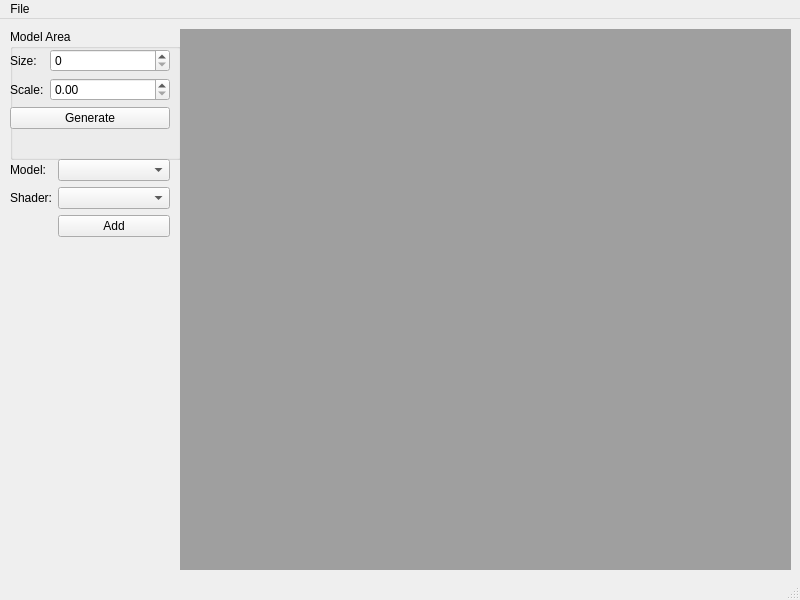
Qt form src/QT/cmaingui.ui (bkloppenborg/simtoi) before a commit.
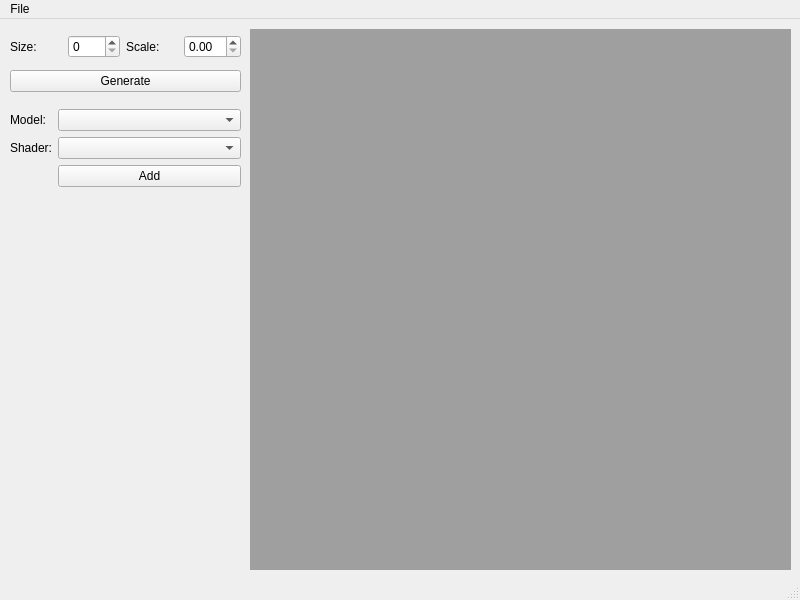
The same form after that commit.

Commit message: Shader names now load into combo boxes on startup.  Slight rearrangement of GUI elements.

What changed in the file:
```diff
--- a/src/QT/cmaingui.ui
+++ b/src/QT/cmaingui.ui
@@ -14,67 +14,12 @@
    <string>MainWindow</string>
   </property>
   <widget class="QWidget" name="centralwidget">
-   <widget class="QGroupBox" name="groupBox">
-    <property name="geometry">
-     <rect>
-      <x>10</x>
-      <y>10</y>
-      <width>171</width>
-      <height>131</height>
-     </rect>
-    </property>
-    <property name="title">
-     <string>Model Area</string>
-    </property>
-    <widget class="QWidget" name="formLayoutWidget">
-     <property name="geometry">
-      <rect>
-       <x>0</x>
-       <y>20</y>
-       <width>160</width>
-       <height>101</height>
-      </rect>
-     </property>
-     <layout class="QFormLayout" name="formLayout">
-      <property name="fieldGrowthPolicy">
-       <enum>QFormLayout::AllNonFixedFieldsGrow</enum>
-      </property>
-      <item row="0" column="1">
-       <widget class="QSpinBox" name="spinModelSize"/>
-      </item>
-      <item row="1" column="0">
-       <widget class="QLabel" name="label_2">
-        <property name="text">
-         <string>Scale:</string>
-        </property>
-       </widget>
-      </item>
-      <item row="1" column="1">
-       <widget class="QDoubleSpinBox" name="spinModelScale"/>
-      </item>
-      <item row="2" column="0" colspan="2">
-       <widget class="QPushButton" name="btnModelArea">
-        <property name="text">
-         <string>Generate</string>
-        </property>
-       </widget>
-      </item>
-      <item row="0" column="0">
-       <widget class="QLabel" name="label">
-        <property name="text">
-         <string>Size:</string>
-        </property>
-       </widget>
-      </item>
-     </layout>
-    </widget>
-   </widget>
    <widget class="QMdiArea" name="mdiArea">
     <property name="geometry">
      <rect>
-      <x>180</x>
+      <x>250</x>
       <y>10</y>
-      <width>611</width>
+      <width>541</width>
       <height>541</height>
      </rect>
     </property>
@@ -83,8 +28,8 @@
     <property name="geometry">
      <rect>
       <x>10</x>
-      <y>140</y>
-      <width>160</width>
+      <y>90</y>
+      <width>231</width>
       <height>101</height>
      </rect>
     </property>
@@ -121,6 +66,45 @@
      </item>
     </layout>
    </widget>
+   <widget class="QWidget" name="gridLayoutWidget">
+    <property name="geometry">
+     <rect>
+      <x>10</x>
+      <y>10</y>
+      <width>231</width>
+      <height>71</height>
+     </rect>
+    </property>
+    <layout class="QGridLayout" name="gridLayout">
+     <item row="0" column="1">
+      <widget class="QSpinBox" name="spinModelSize"/>
+     </item>
+     <item row="0" column="2">
+      <widget class="QLabel" name="label_2">
+       <property name="text">
+        <string>Scale:</string>
+       </property>
+      </widget>
+     </item>
+     <item row="0" column="3">
+      <widget class="QDoubleSpinBox" name="spinModelScale"/>
+     </item>
+     <item row="1" column="0" colspan="4">
+      <widget class="QPushButton" name="btnModelArea">
+       <property name="text">
+        <string>Generate</string>
+       </property>
+      </widget>
+     </item>
+     <item row="0" column="0">
+      <widget class="QLabel" name="label">
+       <property name="text">
+        <string>Size:</string>
+       </property>
+      </widget>
+     </item>
+    </layout>
+   </widget>
   </widget>
   <widget class="QMenuBar" name="menubar">
    <property name="geometry">
```
Left out of the diff: 4 changed lines with no effect on the pictures. The commit also changes 5 other files.
